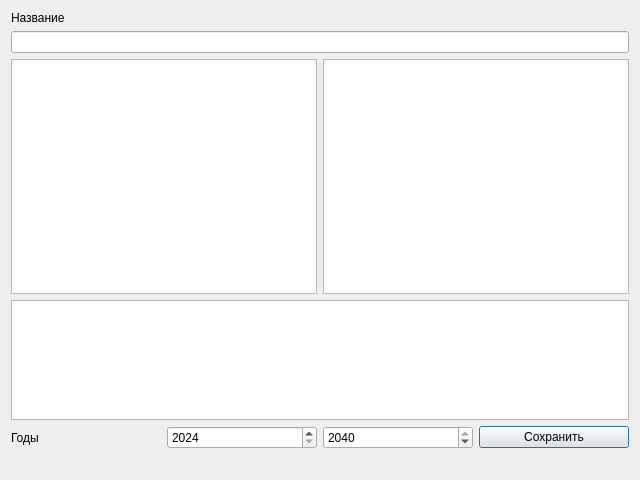
Qt form savetopdfdialog.ui (egor0665/VKBR) before a commit.
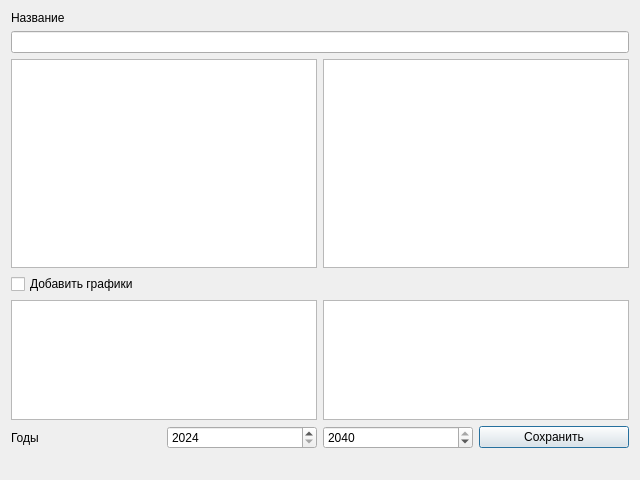
The same form after that commit.

What changed in the file:
```diff
--- a/savetopdfdialog.ui
+++ b/savetopdfdialog.ui
@@ -40,6 +40,15 @@
       </layout>
      </item>
      <item>
+      <widget class="QCheckBox" name="checkBox">
+       <property name="text">
+        <string>Добавить графики</string>
+       </property>
+      </widget>
+     </item>
+     <item>
+      <layout class="QHBoxLayout" name="horizontalLayout_3">
+       <item>
       <widget class="QListWidget" name="listWidget_2">
        <property name="sizePolicy">
         <sizepolicy hsizetype="Preferred" vsizetype="Minimum">
@@ -60,6 +69,30 @@
         </size>
        </property>
       </widget>
+       </item>
+       <item>
+        <widget class="QListWidget" name="listWidget_3">
+         <property name="sizePolicy">
+          <sizepolicy hsizetype="Preferred" vsizetype="Minimum">
+           <horstretch>0</horstretch>
+           <verstretch>0</verstretch>
+          </sizepolicy>
+         </property>
+         <property name="minimumSize">
+          <size>
+           <width>0</width>
+           <height>0</height>
+          </size>
+         </property>
+         <property name="maximumSize">
+          <size>
+           <width>16777215</width>
+           <height>120</height>
+          </size>
+         </property>
+        </widget>
+       </item>
+      </layout>
      </item>
      <item>
       <layout class="QHBoxLayout" name="horizontalLayout_2">
```
Lines whose indentation alone changed are shown as unchanged.
